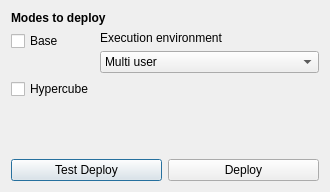
Qt form src/miro/mirodeploydialog.ui (GAMS-dev/studio) before a commit.
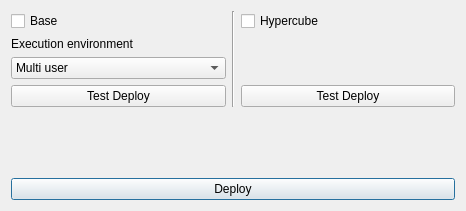
The same form after that commit.

Commit message: rework Deploy MIRO dialog

What changed in the file:
```diff
--- a/src/miro/mirodeploydialog.ui
+++ b/src/miro/mirodeploydialog.ui
@@ -6,30 +6,19 @@
    <rect>
     <x>0</x>
     <y>0</y>
-    <width>330</width>
-    <height>192</height>
+    <width>466</width>
+    <height>211</height>
    </rect>
   </property>
   <property name="windowTitle">
    <string>Deploy MIRO Model</string>
   </property>
-  <layout class="QVBoxLayout" name="verticalLayout_2">
+  <layout class="QVBoxLayout" name="verticalLayout_3">
    <item>
-    <widget class="QLabel" name="label_3">
-     <property name="font">
-      <font>
-       <weight>75</weight>
-       <bold>true</bold>
-      </font>
-     </property>
-     <property name="text">
-      <string>Modes to deploy</string>
-     </property>
-    </widget>
-   </item>
+    <layout class="QHBoxLayout" name="horizontalLayout">
    <item>
-    <layout class="QFormLayout" name="formLayout">
-     <item row="0" column="0">
+      <layout class="QVBoxLayout" name="verticalLayout">
+       <item>
       <widget class="QCheckBox" name="baseBox">
        <property name="font">
         <font>
@@ -42,8 +31,6 @@
        </property>
       </widget>
      </item>
-     <item row="0" column="1">
-      <layout class="QVBoxLayout" name="verticalLayout">
        <item>
         <widget class="QLabel" name="label_2">
          <property name="font">
@@ -76,9 +63,28 @@
          </item>
         </widget>
        </item>
+       <item>
+        <widget class="QPushButton" name="testBaseButton">
+         <property name="text">
+          <string>Test Deploy</string>
+         </property>
+         <property name="autoDefault">
+          <bool>false</bool>
+         </property>
+        </widget>
+       </item>
       </layout>
      </item>
-     <item row="1" column="0">
+     <item>
+      <widget class="Line" name="line">
+       <property name="orientation">
+        <enum>Qt::Vertical</enum>
+       </property>
+      </widget>
+     </item>
+     <item>
+      <layout class="QVBoxLayout" name="verticalLayout_2">
+       <item>
       <widget class="QCheckBox" name="hypercubeBox">
        <property name="font">
         <font>
@@ -91,18 +97,30 @@
        </property>
       </widget>
      </item>
-     <item row="1" column="1">
-      <spacer name="horizontalSpacer">
+       <item>
+        <spacer name="verticalSpacer_2">
        <property name="orientation">
-        <enum>Qt::Horizontal</enum>
+          <enum>Qt::Vertical</enum>
        </property>
        <property name="sizeHint" stdset="0">
         <size>
-         <width>40</width>
-         <height>20</height>
+           <width>20</width>
+           <height>24</height>
         </size>
        </property>
       </spacer>
+       </item>
+       <item>
+        <widget class="QPushButton" name="testHcubeButton">
+         <property name="text">
+          <string>Test Deploy</string>
+         </property>
+         <property name="autoDefault">
+          <bool>false</bool>
+         </property>
+        </widget>
+       </item>
+      </layout>
      </item>
     </layout>
    </item>
@@ -120,15 +138,6 @@
     </spacer>
    </item>
    <item>
-    <layout class="QHBoxLayout" name="horizontalLayout_2">
-     <item>
-      <widget class="QPushButton" name="testDeployButton">
-       <property name="text">
-        <string>Test Deploy</string>
-       </property>
-      </widget>
-     </item>
-     <item>
       <widget class="QPushButton" name="deployButton">
        <property name="text">
         <string>Deploy</string>
@@ -136,8 +145,6 @@
       </widget>
      </item>
     </layout>
-   </item>
-  </layout>
  </widget>
  <resources/>
  <connections/>
```
Left out of the diff: 8 changed lines with no effect on the pictures. Lines whose indentation alone changed are shown as unchanged. The commit also changes 5 other files.
